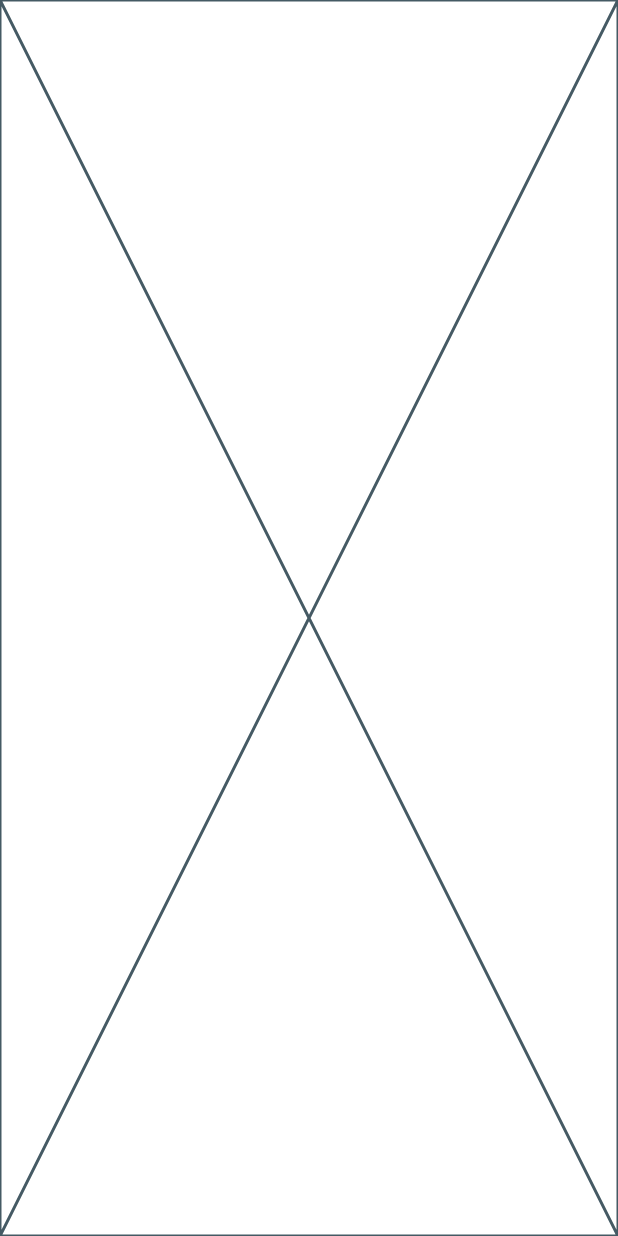
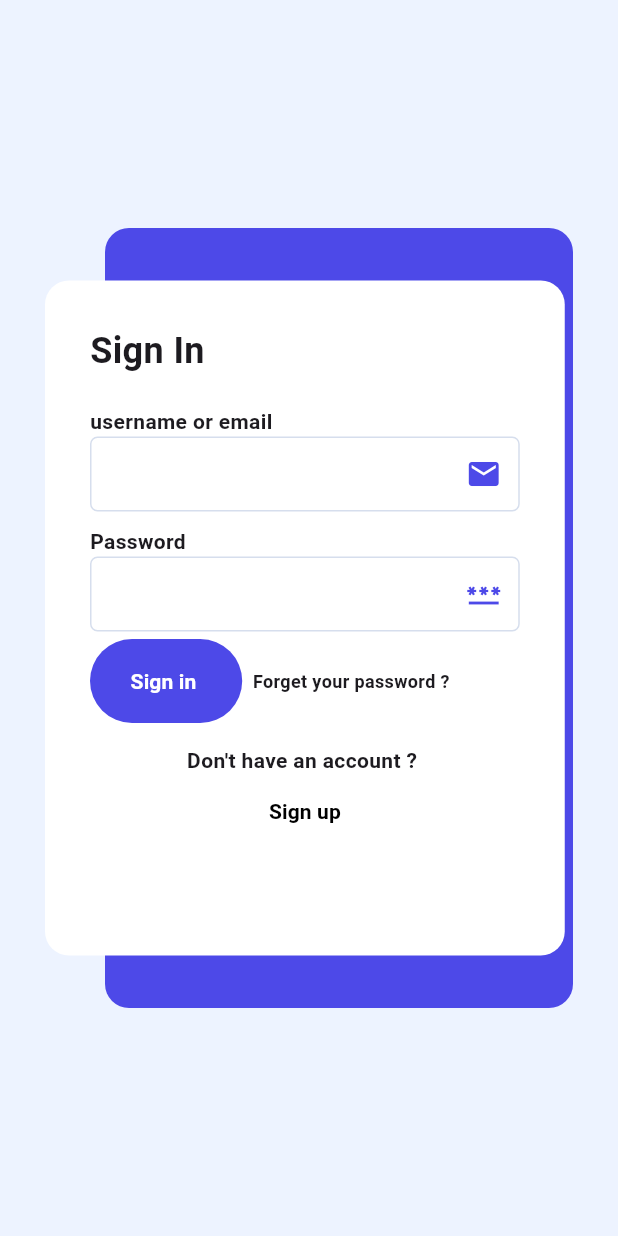
Before and after one commit to mousa469/collage-students-, a Flutter app: the screen it shows after launch, on a phone screen of 412 x 824 dp. Run offline on Flutter 3.47's test engine with Material 3 defaults, Android fonts, the light colour scheme and no system bars; our stand-ins replace firebase_core, go_router; accounts and stored records are empty.

Commit message:
sign in view ui done

```diff
--- /dev/null
+++ b/devtools_options.yaml
@@ -0,0 +1,3 @@
+description: This file stores settings for Dart & Flutter DevTools.
+documentation: https://docs.flutter.dev/tools/devtools/extensions#configure-extension-enablement-states
+extensions:
--- a/lib/core/utils/app_router.dart
+++ b/lib/core/utils/app_router.dart
@@ -1,4 +1,5 @@
 import 'package:go_router/go_router.dart';
+import 'package:students_collage/features/authentication/presentation/views/register_view.dart';
 import 'package:students_collage/features/authentication/presentation/views/sign_in_view.dart';
 
 class AppRouter {
@@ -12,7 +13,7 @@ class AppRouter {
     ),
     GoRoute(
       path: kRegisterview,
-      builder: (context, state) => const SignInView(),
+      builder: (context, state) => const RegisterView(),
     ),
   ]);
 }
--- /dev/null
+++ b/lib/core/utils/styles.dart
@@ -0,0 +1,18 @@
+import 'package:flutter/material.dart';
+
+class Styles {
+  static const textStyle24 = TextStyle(
+    fontWeight: FontWeight.w700,
+    fontSize: 24,
+  );
+  static const textStyle14 = TextStyle(
+    fontWeight: FontWeight.bold,
+    fontSize: 14,
+  );
+  static const textStyle12 = TextStyle(
+    fontWeight: FontWeight.bold,
+    fontSize: 12,
+  );
+
+
+}
--- a/lib/features/authentication/presentation/views/sign_in_view.dart
+++ b/lib/features/authentication/presentation/views/sign_in_view.dart
@@ -1,4 +1,5 @@
 import 'package:flutter/material.dart';
+import 'package:students_collage/features/authentication/presentation/views/widgets/sign_in_view_body.dart';
 
 
 
@@ -7,6 +8,8 @@ class SignInView extends StatelessWidget {
 
   @override
   Widget build(BuildContext context) {
-    return const Placeholder();
+    return const  Scaffold(
+      body: SignInViewBody(),
+    );
   }
 }
--- /dev/null
+++ b/lib/features/authentication/presentation/views/widgets/auth_empty_background.dart
@@ -0,0 +1,26 @@
+import 'package:flutter/material.dart';
+import 'package:students_collage/constants.dart';
+
+
+
+class AuthEmptyBackground extends StatelessWidget {
+  const AuthEmptyBackground({super.key});
+
+  @override
+  Widget build(BuildContext context) {
+    return  Padding(
+            padding: const EdgeInsets.only(left: 40),
+            child: SizedBox(
+              height: 520,
+              child: AspectRatio(
+                aspectRatio: 0.6,
+                child: Container(
+                  decoration: BoxDecoration(
+                      color: kPrimaryColor,
+                      borderRadius: BorderRadius.circular(16)),
+                ),
+              ),
+            ),
+          );
+  }
+}
--- /dev/null
+++ b/lib/features/authentication/presentation/views/widgets/custom_navigator_text_button.dart
@@ -0,0 +1,23 @@
+import 'package:flutter/material.dart';
+import 'package:go_router/go_router.dart';
+import 'package:students_collage/core/utils/app_router.dart';
+import 'package:students_collage/core/utils/styles.dart';
+
+class CustomNavigatorTextButton extends StatelessWidget {
+  const CustomNavigatorTextButton({super.key, required this.text, required this.onPressedLocation});
+
+  final String text;
+  final String onPressedLocation;
+
+  @override
+  Widget build(BuildContext context) {
+    return TextButton(
+        onPressed: () {
+          GoRouter.of(context).push(onPressedLocation);
+        },
+        child: Text(
+          text,
+          style: Styles.textStyle14.copyWith(color: Colors.black),
+        ));
+  }
+}
--- /dev/null
+++ b/lib/features/authentication/presentation/views/widgets/custom_text_button.dart
@@ -0,0 +1,28 @@
+import 'package:flutter/material.dart';
+import 'package:students_collage/constants.dart';
+import 'package:students_collage/core/utils/styles.dart';
+
+class CustomTextButton extends StatelessWidget {
+  const CustomTextButton(
+      {super.key, required this.text, required this.onPressed});
+
+  final String text;
+  final VoidCallback onPressed;
+
+  @override
+  Widget build(BuildContext context) {
+    return TextButton(
+      onPressed: onPressed,
+      style:const  ButtonStyle(
+        backgroundColor: WidgetStatePropertyAll(kPrimaryColor),
+      ),
+      child:  Padding(
+        padding: const  EdgeInsets.symmetric( horizontal:  15 , vertical: 10) ,
+        child: Text(
+          text,
+          style:  Styles.textStyle14.copyWith(color: kSecondaryColor),
+        ),
+      ),
+    );
+  }
+}
--- /dev/null
+++ b/lib/features/authentication/presentation/views/widgets/custom_text_form_field.dart
@@ -0,0 +1,38 @@
+import 'package:flutter/material.dart';
+import 'package:students_collage/constants.dart';
+
+class CustomTextFormField extends StatelessWidget {
+  const CustomTextFormField(
+      {super.key, required this.suffixIcon, this.isSecured = false, required this.suffixIconColor});
+
+  final IconButton suffixIcon;
+  final bool isSecured;
+ final  Color suffixIconColor ;
+
+  @override
+  Widget build(BuildContext context) {
+    return TextFormField(
+      validator: (value) {
+        if (value == null || value.isEmpty) {
+          return "field is required ";
+        }
+        return null;
+      },
+      obscureText: isSecured,
+      style: const TextStyle(fontSize: 12),
+
+      decoration: InputDecoration(
+
+
+        suffixIcon: suffixIcon,
+        suffixIconColor:  suffixIconColor,
+        enabledBorder: OutlineInputBorder(
+            borderRadius: BorderRadius.circular(5),
+            borderSide: const BorderSide(color: Color(0xffd6deed))),
+        focusedBorder: OutlineInputBorder(
+            borderRadius: BorderRadius.circular(5),
+            borderSide: const BorderSide(color: Color(0xffd6deed))),
+      ),
+    );
+  }
+}
--- /dev/null
+++ b/lib/features/authentication/presentation/views/widgets/from_section.dart
@@ -0,0 +1,107 @@
+import 'package:flutter/material.dart';
+import 'package:students_collage/constants.dart';
+import 'package:students_collage/core/utils/app_router.dart';
+import 'package:students_collage/core/utils/styles.dart';
+import 'package:students_collage/features/authentication/presentation/views/widgets/custom_navigator_text_button.dart';
+import 'package:students_collage/features/authentication/presentation/views/widgets/custom_text_button.dart';
+import 'package:students_collage/features/authentication/presentation/views/widgets/custom_text_form_field.dart';
+
+class FromSection extends StatefulWidget {
+  const FromSection({super.key});
+
+  @override
+  State<FromSection> createState() => _FromSectionState();
+}
+
+class _FromSectionState extends State<FromSection> {
+  GlobalKey<FormState> formKey = GlobalKey();
+  bool isnull = false;
+  Icon emailIcon = const Icon(Icons.email);
+  Icon passwordIcon = const Icon(Icons.password);
+  Color suffixIconColor = kPrimaryColor;
+  @override
+  Widget build(BuildContext context) {
+    return Form(
+      key: formKey,
+      child: Column(
+        crossAxisAlignment: CrossAxisAlignment.start,
+        children: [
+          const Text(
+            "Sign In ",
+            style: Styles.textStyle24,
+          ),
+          const SizedBox(
+            height: 20,
+          ),
+          const Text(
+            "username or email",
+            style: Styles.textStyle14,
+          ),
+          const SizedBox(),
+          CustomTextFormField(
+            suffixIconColor: suffixIconColor,
+            suffixIcon: IconButton(
+              onPressed: () {},
+              icon: emailIcon,
+            ),
+          ),
+          const SizedBox(
+            height: 10,
+          ),
+          const Text(
+            "Password",
+            style: Styles.textStyle14,
+          ),
+          CustomTextFormField(
+            suffixIconColor: suffixIconColor,
+            isSecured: true,
+            suffixIcon: IconButton(
+              onPressed: () {},
+              icon: passwordIcon,
+            ),
+          ),
+          const SizedBox(
+            height: 5,
+          ),
+
+          Row(
+            children: [
+              CustomTextButton(
+                  text: "Sign in ",
+                  onPressed: () {
+                    if (formKey.currentState!.validate()) {
+                    } else {
+                      setState(() {
+                        suffixIconColor = Colors.red;
+                      });
+                    }
+                  }),
+              const SizedBox(
+                width: 7,
+              ),
+              const Text(
+                "Forget your password ?",
+                style: Styles.textStyle12,
+              )
+            ],
+          ),
+
+          const SizedBox(
+            height: 15,
+          ),
+
+          const Align(
+            child: Text(
+              "Don't have an account ? ",
+              style: Styles.textStyle14,
+            ),
+          ),
+          //  Align(child: Text(" Sign up " , style: Styles.textStyle14,),),
+          const Align(
+              child: CustomNavigatorTextButton(
+                  text: "Sign up", onPressedLocation: AppRouter.kRegisterview))
+        ],
+      ),
+    );
+  }
+}
--- /dev/null
+++ b/lib/features/authentication/presentation/views/widgets/sign_in_form_container.dart
@@ -0,0 +1,34 @@
+import 'package:flutter/material.dart';
+import 'package:students_collage/constants.dart';
+import 'package:students_collage/core/utils/app_router.dart';
+import 'package:students_collage/core/utils/styles.dart';
+import 'package:students_collage/features/authentication/presentation/views/widgets/custom_navigator_text_button.dart';
+import 'package:students_collage/features/authentication/presentation/views/widgets/custom_text_button.dart';
+import 'package:students_collage/features/authentication/presentation/views/widgets/custom_text_form_field.dart';
+import 'package:students_collage/features/authentication/presentation/views/widgets/from_section.dart';
+
+class SignInFormContainer extends StatelessWidget {
+  const SignInFormContainer({super.key});
+
+  @override
+  Widget build(BuildContext context) {
+    return Positioned(
+      bottom: 35,
+      child: SizedBox(
+        height: 450,
+        child: AspectRatio(
+          aspectRatio: 0.77,
+          child: Container(
+            decoration: BoxDecoration(
+                color: kSecondaryColor,
+                borderRadius: BorderRadius.circular(16)),
+            child: const  Padding(
+              padding:  EdgeInsets.all(30.0),
+              child: FromSection()
+            ),
+          ),
+        ),
+      ),
+    );
+  }
+}
--- /dev/null
+++ b/lib/features/authentication/presentation/views/widgets/sign_in_view_body.dart
@@ -0,0 +1,21 @@
+import 'package:flutter/material.dart';
+import 'package:students_collage/features/authentication/presentation/views/widgets/auth_empty_background.dart';
+import 'package:students_collage/features/authentication/presentation/views/widgets/sign_in_form_container.dart';
+
+class SignInViewBody extends StatelessWidget {
+  const SignInViewBody({super.key});
+
+  @override
+  Widget build(BuildContext context) {
+    return const  Center(
+      child: Stack(
+        children: [
+           AuthEmptyBackground() ,
+
+
+           SignInFormContainer()
+        ],
+      ),
+    );
+  }
+}
--- a/lib/main.dart
+++ b/lib/main.dart
@@ -1,5 +1,6 @@
 import 'package:firebase_core/firebase_core.dart';
 import 'package:flutter/material.dart';
+import 'package:students_collage/constants.dart';
 import 'package:students_collage/core/utils/app_router.dart';
 import 'package:students_collage/firebase_options.dart';
 
@@ -19,6 +20,10 @@
   Widget build(BuildContext context) {
     return MaterialApp.router(
       routerConfig: AppRouter.routes ,
+      theme: ThemeData(
+
+        scaffoldBackgroundColor: kScaffoldColor
+      ),
 
     );
   }
```
Also changed, not shown: assets/images/sign in screen.png (added).
